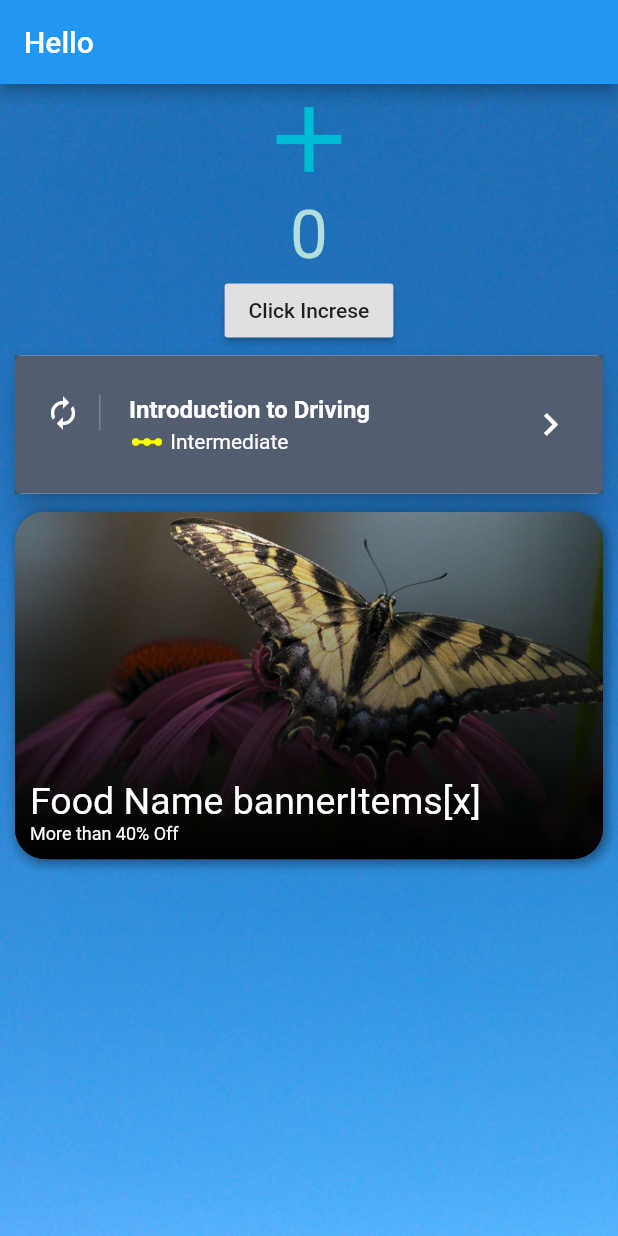
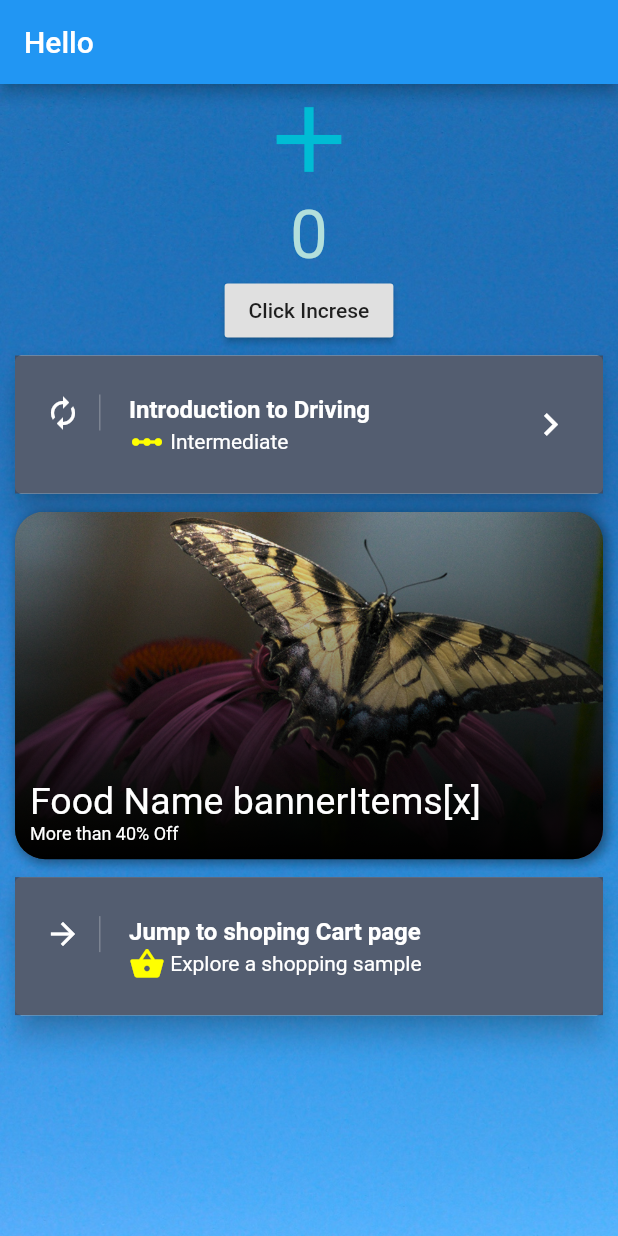
Before and after one commit to Raman-Kumar/uirememberFlutter, a Flutter app: the screen it shows after launch, on a phone screen of 412 x 824 dp. Run offline on Flutter 3.47's test engine with Material 2 defaults, Android fonts, the phone set to English and light mode, and no system bars; our stand-ins replace image_picker, material_design_icons_flutter.

Commit message:
a button to go to a page Shopping Page

```diff
--- a/lib/main.dart
+++ b/lib/main.dart
@@ -31,7 +31,10 @@ class MyHomePage extends StatefulWidget {
 class _MyHomePageState extends State<MyHomePage> {
   int _counter = 0;
   int _ok = 0;
-
+  static bool defaultPage = true;
+  static bool shoppingPage = false;
+  var screenWidth;
+  var screenHeight;
   @override
   Widget build(BuildContext context) {
     Future getImage() async {
@@ -43,21 +46,24 @@ class _MyHomePageState extends State<MyHomePage> {
       });
     }
 
-    var screenHeight = MediaQuery.of(context).size.height;
-    var screenWidth = MediaQuery.of(context).size.width;
+    screenHeight = MediaQuery.of(context).size.height;
+    screenWidth = MediaQuery.of(context).size.width;
 
+    if (defaultPage)
       return Scaffold(
           appBar: AppBar(
             title: Text(widget.title),
           ),
           body: Container(
-          width: double.infinity,
+            // width: double.infinity,
+            height: screenHeight,
             decoration: BoxDecoration(
               image: DecorationImage(
                 image: AssetImage("img/bluepic.jpg"),
                 fit: BoxFit.cover,
               ),
             ),
+            child: SingleChildScrollView(
               child: Column(
                 mainAxisAlignment: MainAxisAlignment.start,
                 children: <Widget>[
@@ -73,15 +79,73 @@ class _MyHomePageState extends State<MyHomePage> {
                   RaisedButton(
                     onPressed: () {
                       _counter++;
+                      defaultPage = true;
                       setState(() {});
                     },
                     child: Text("Click Increse"),
                   ),
                   makeCard,
                   buildaFoodCard(screenHeight, screenWidth),
+                    // making a Card Button to jump to new Page named Shopping page
+                  Card(
+                    elevation: 8.0,
+                    margin: new EdgeInsets.symmetric(
+                        horizontal: 10.0, vertical: 6.0),
+                    child: Container(
+                        decoration: BoxDecoration(
+                            color: Color.fromRGBO(64, 75, 96, .9)),
+                        child: ListTile(
+                          contentPadding: EdgeInsets.symmetric(
+                              horizontal: 20.0, vertical: 10.0),
+                          leading: Container(
+                            padding: EdgeInsets.only(right: 12.0),
+                            decoration: new BoxDecoration(
+                                border: new Border(
+                                    right: new BorderSide(
+                                        width: 1.0, color: Colors.white24))),
+                            child:
+                                Icon(Icons.arrow_forward, color: Colors.white),
+                          ),
+                          title: Text(
+                            "Jump to shoping Cart page",
+                            style: TextStyle(
+                                color: Colors.white,
+                                fontWeight: FontWeight.bold),
+                          ),
+                          // subtitle: Text("Intermediate", style: TextStyle(color: Colors.white)),
+
+                          subtitle: Row(
+                            children: <Widget>[
+                              Icon(Icons.shopping_basket,
+                                  color: Colors.yellowAccent),
+                              Text(" Explore a shopping sample",
+                                  style: TextStyle(color: Colors.white))
                             ],
                           ),
+                          onTap: () {
+                            print("ok");
+                            setState(() {
+                              shoppingPage = true;
+                              defaultPage = false;
+                            });
+                          },
+                        )),
+                  )
+                ],
+              ),
+            ),
           ));
+
+// SHOPPING Page
+    if (shoppingPage) {
+      return Scaffold(
+          appBar: AppBar(
+            title: Text("Shopping Page"),
+          ),
+          body: Container(
+            child :Text("I have made a seprate class for shopping change void main() => runApp(ShoppingApp())")
+          ));
+    }
   }
 
   final makeCard = Card(
@@ -124,9 +188,8 @@ class _MyHomePageState extends State<MyHomePage> {
     // I copied Card View Like Design from BannerWidgetArea class from
     // Flutter Tutorial - Restaurant App UI Design | Flutter App
     // https://www.youtube.com/watch?v=XgVSW2FYLKQ
-    return
-    InkWell(
-      onTap: (){
+    return InkWell(
+        onTap: () {
           print("object");
         },
         child: Container(
@@ -183,7 +246,6 @@ class _MyHomePageState extends State<MyHomePage> {
                   ),
                 ],
               ),
-        ))
-    );
+            )));
   }
 }
```
Lines whose indentation alone changed are shown as unchanged.
